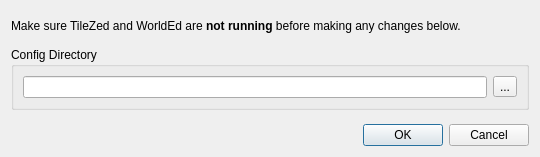
Unjammer/PZ_Mapping_Tools, file TileZed/src/config/configdialog.ui: the form before one commit.
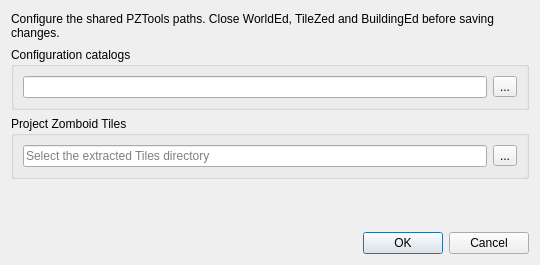
The form after the commit.

```diff
--- a/TileZed/src/config/configdialog.ui
+++ b/TileZed/src/config/configdialog.ui
@@ -7,7 +7,7 @@
     <x>0</x>
     <y>0</y>
     <width>540</width>
-    <height>157</height>
+    <height>265</height>
    </rect>
   </property>
   <property name="windowTitle">
@@ -17,7 +17,7 @@
    <item row="0" column="0">
     <widget class="QLabel" name="label">
      <property name="text">
-      <string>Make sure TileZed and WorldEd are &lt;b&gt;not running&lt;/b&gt; before making any changes below.</string>
+      <string>Configure the shared PZTools paths. Close WorldEd, TileZed and BuildingEd before saving changes.</string>
      </property>
      <property name="wordWrap">
       <bool>true</bool>
@@ -27,7 +27,7 @@
    <item row="1" column="0">
     <widget class="QGroupBox" name="groupBox">
      <property name="title">
-      <string>Config Directory</string>
+      <string>Configuration catalogs</string>
      </property>
      <layout class="QHBoxLayout" name="horizontalLayout">
       <item>
@@ -47,7 +47,30 @@
      </layout>
     </widget>
    </item>
-   <item row="3" column="0">
+   <item row="2" column="0">
+    <widget class="QGroupBox" name="tilesGroup">
+     <property name="title">
+      <string>Project Zomboid Tiles</string>
+     </property>
+     <layout class="QHBoxLayout" name="tilesLayout">
+      <item>
+       <widget class="QLineEdit" name="tilesDirectory">
+        <property name="placeholderText">
+         <string>Select the extracted Tiles directory</string>
+        </property>
+       </widget>
+      </item>
+      <item>
+       <widget class="QToolButton" name="tilesBrowse">
+        <property name="text">
+         <string>...</string>
+        </property>
+       </widget>
+      </item>
+     </layout>
+    </widget>
+   </item>
+   <item row="4" column="0">
     <widget class="QDialogButtonBox" name="buttonBox">
      <property name="orientation">
       <enum>Qt::Horizontal</enum>
@@ -57,7 +80,7 @@
      </property>
     </widget>
    </item>
-   <item row="2" column="0">
+   <item row="3" column="0">
     <spacer name="verticalSpacer">
      <property name="orientation">
       <enum>Qt::Vertical</enum>
```
Left out of the diff: 4 changed lines with no effect on the pictures.
